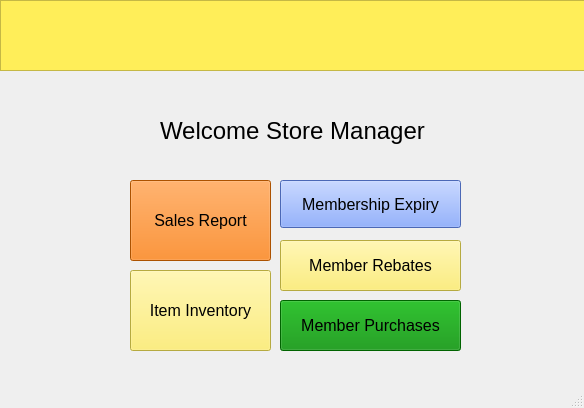
P4TOO/BulkClub-System, file storemanager.ui: the form before one commit.
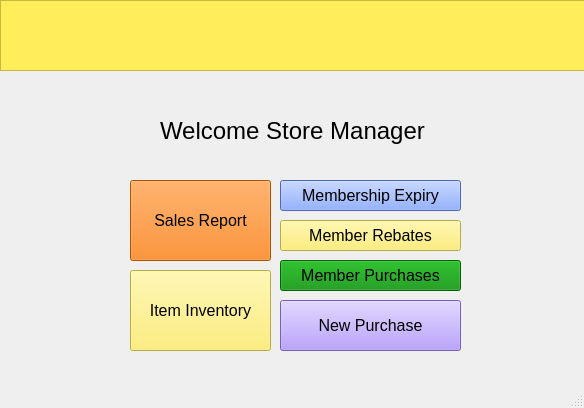
The form after the commit. Icons and pictures are not drawn.

Commit message: new purchase window added

What changed in the file:
```diff
--- a/storemanager.ui
+++ b/storemanager.ui
@@ -21,9 +21,9 @@
     <property name="geometry">
      <rect>
       <x>280</x>
-      <y>240</y>
+      <y>220</y>
       <width>181</width>
-      <height>51</height>
+      <height>31</height>
      </rect>
     </property>
     <property name="font">
@@ -42,9 +42,9 @@
     <property name="geometry">
      <rect>
       <x>280</x>
-      <y>300</y>
+      <y>260</y>
       <width>181</width>
-      <height>51</height>
+      <height>31</height>
      </rect>
     </property>
     <property name="font">
@@ -65,7 +65,7 @@
       <x>280</x>
       <y>180</y>
       <width>181</width>
-      <height>48</height>
+      <height>31</height>
      </rect>
     </property>
     <property name="font">
@@ -172,7 +172,7 @@
      <pixmap>../Misc 2/Downloads/output-onlinepngtools.png</pixmap>
     </property>
    </widget>
-   <widget class="QWidget" name="">
+   <widget class="QWidget" name="layoutWidget">
     <property name="geometry">
      <rect>
       <x>340</x>
@@ -201,6 +201,28 @@
      </item>
     </layout>
    </widget>
+   <widget class="QPushButton" name="new_purchase">
+    <property name="geometry">
+     <rect>
+      <x>280</x>
+      <y>300</y>
+      <width>181</width>
+      <height>51</height>
+     </rect>
+    </property>
+    <property name="font">
+     <font>
+      <pointsize>12</pointsize>
+     </font>
+    </property>
+    <property name="styleSheet">
+     <string notr="true">background-color:rgb(162, 131, 255)</string>
+    </property>
+    <property name="text">
+     <string>New Purchase</string>
+    </property>
+   </widget>
+   <zorder>layoutWidget</zorder>
    <zorder>graphicsView_2</zorder>
    <zorder>member_rebates</zorder>
    <zorder>member_purchases</zorder>
```
Left out of the diff: 3 changed lines with no effect on the pictures. The commit also changes 13 other files.
